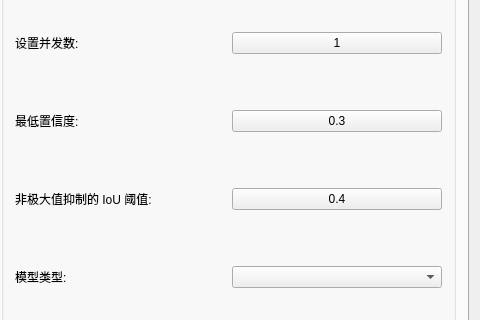
Above: tools/AutomaticAnnotation/ui/AutomaticAnnotation.ui from WIND-ROAD-RUN/RW_UL before the change; both pictures show x 485 to 965 and y 165 to 485 of the 965 by 732 pixel window. Below: the same form after it.
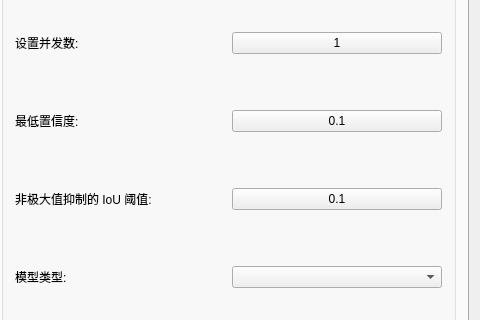
That is the form after the change.

Commit message: 修改参数默认值

The edit to the form file:
```diff
--- a/tools/AutomaticAnnotation/ui/AutomaticAnnotation.ui
+++ b/tools/AutomaticAnnotation/ui/AutomaticAnnotation.ui
@@ -168,7 +168,7 @@
                <item>
                 <widget class="QPushButton" name="pbtn_setConfThreshold">
                  <property name="text">
-                  <string>0.3</string>
+                  <string>0.1</string>
                  </property>
                 </widget>
                </item>
@@ -186,7 +186,7 @@
                <item>
                 <widget class="QPushButton" name="pbtn_nmsThreshold">
                  <property name="text">
-                  <string>0.4</string>
+                  <string>0.1</string>
                  </property>
                 </widget>
                </item>
```
